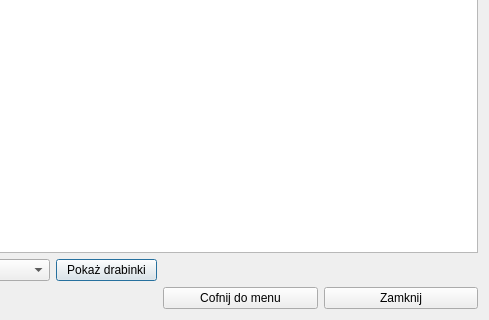
This is drabinki.ui in maciejszczesny/segregator as Qt 5 draws it before an edit; both pictures show x 169 to 658 and y 185 to 505 of the 658 by 505 pixel window. The edited form follows.
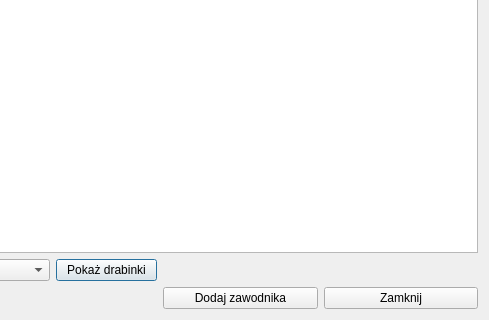
This is the edited form.

```diff
--- a/drabinki.ui
+++ b/drabinki.ui
@@ -87,7 +87,7 @@
      <item>
       <widget class="QPushButton" name="pushButton_3">
        <property name="text">
-        <string>Cofnij do menu</string>
+        <string>Dodaj zawodnika</string>
        </property>
       </widget>
      </item>
```
Left out of the diff: 2 changed lines with no effect on the pictures.
